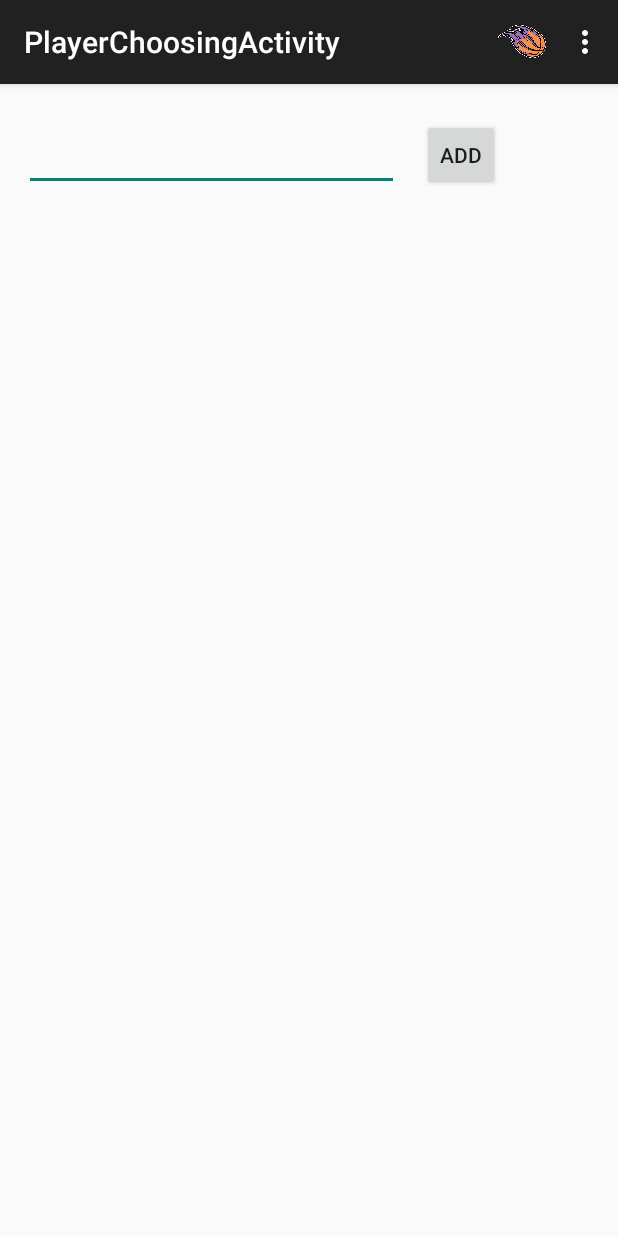
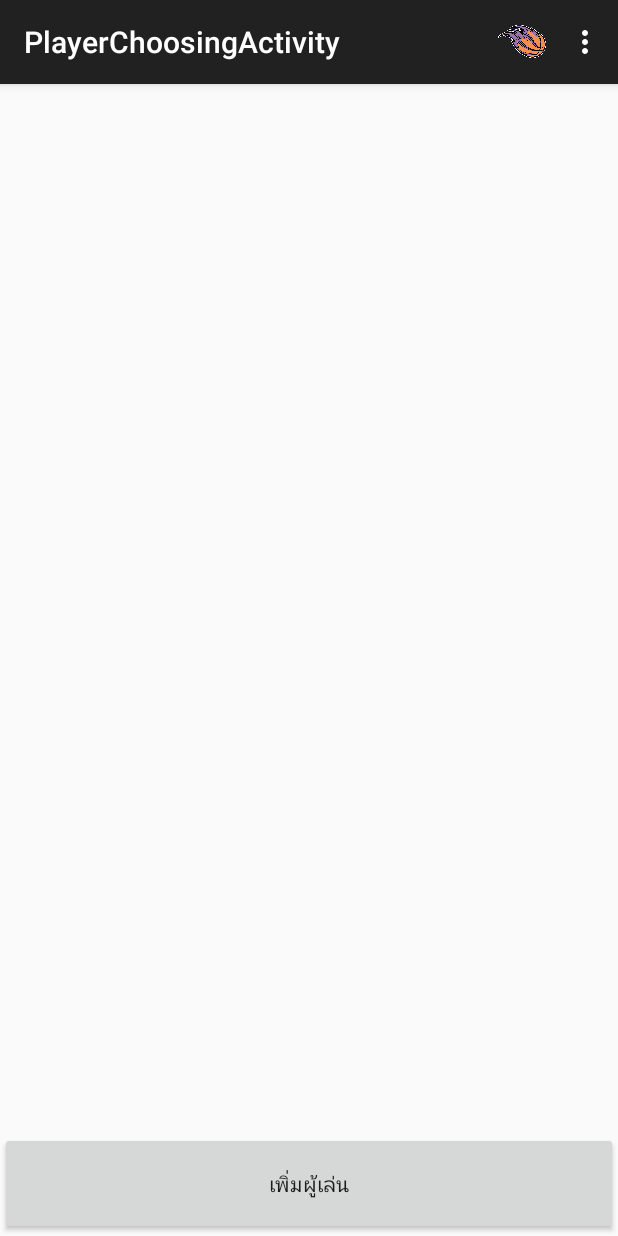
Before and after one commit to Legendaary/Scouter, an Android app: the PlayerChoosingActivity screen opened directly, with no data from a screen before it, on a phone screen of 412 x 824 dp. Run offline under Robolectric (Android 15) with nearby library versions, the light colour scheme and no system bars; 5 statements that could not run were skipped.

Commit message:
PlayerChoosingActivity - Finally works !!

```diff
--- a/BasketballScoutAndroidProject/BasketballScount/app/src/main/AndroidManifest.xml
+++ b/BasketballScoutAndroidProject/BasketballScount/app/src/main/AndroidManifest.xml
@@ -34,7 +34,8 @@
         </activity>
         <activity
             android:name=".PlayerChoosingActivity"
-            android:label="@string/title_activity_player_choosing" >
+            android:label="@string/title_activity_player_choosing"
+            android:windowSoftInputMode="adjustPan" >
         </activity>
         <activity
             android:name=".ManageSchoolInfoActivity"
--- a/BasketballScoutAndroidProject/BasketballScount/app/src/main/java/porcomsci/basketballscout/com/basketballscount/PlayerChoosingListAdapter.java
+++ b/BasketballScoutAndroidProject/BasketballScount/app/src/main/java/porcomsci/basketballscout/com/basketballscount/PlayerChoosingListAdapter.java
@@ -1,13 +1,18 @@
 package porcomsci.basketballscout.com.basketballscount;
 
+import android.app.AlertDialog;
 import android.content.Context;
+import android.content.DialogInterface;
+import android.text.InputType;
 import android.view.LayoutInflater;
 import android.view.View;
 import android.view.ViewGroup;
 import android.widget.ArrayAdapter;
+import android.widget.Button;
 import android.widget.EditText;
 import android.widget.TextView;
 
+import java.sql.SQLException;
 import java.util.ArrayList;
 
 /**
@@ -19,6 +24,8 @@ public class PlayerChoosingListAdapter extends ArrayAdapter<PlayerChoosingItem>
     ArrayList<PlayerChoosingItem> listItem;
 
     private static LayoutInflater inflater = null;
+
+    Button playerNumberButton;
 
     PlayerChoosingListAdapter(Context context, ArrayList<PlayerChoosingItem> listItem)
     {
--- a/BasketballScoutAndroidProject/BasketballScount/app/src/main/res/layout/activity_player_choosing.xml
+++ b/BasketballScoutAndroidProject/BasketballScount/app/src/main/res/layout/activity_player_choosing.xml
@@ -1,39 +1,24 @@
-<RelativeLayout xmlns:android="http://schemas.android.com/apk/res/android"
-    xmlns:tools="http://schemas.android.com/tools" android:layout_width="match_parent"
-    android:layout_height="match_parent" android:paddingLeft="@dimen/activity_horizontal_margin"
-    android:paddingRight="@dimen/activity_horizontal_margin"
-    android:paddingTop="@dimen/activity_vertical_margin"
-    android:paddingBottom="@dimen/activity_vertical_margin"
-    tools:context="porcomsci.basketballscout.com.basketballscount.PlayerChoosingActivity">
+<LinearLayout xmlns:android="http://schemas.android.com/apk/res/android"
+    android:layout_width="match_parent"
+    android:layout_height="match_parent"
+    android:orientation="vertical" >
 
-    <EditText
-        android:layout_width="250dp"
-        android:layout_height="wrap_content"
-        android:id="@+id/player_choosing_editText"
-        android:layout_alignParentTop="true"
-        android:layout_alignParentLeft="true"
-        android:layout_alignParentStart="true"
-        android:layout_marginTop="10dp" />
+    <ListView
+        android:layout_width="wrap_content"
+        android:layout_height="0dp"
+        android:id="@+id/player_choosing_listView"
+        android:layout_weight="1"
+        android:layout_marginTop="5dp"/>
+
 
     <Button
         style="?android:attr/buttonStyleSmall"
-        android:layout_width="wrap_content"
-        android:layout_height="wrap_content"
-        android:text="@string/add"
+        android:layout_width="match_parent"
+        android:layout_height="0dp"
+        android:layout_weight="0.1"
+        android:text="@string/add_new_player_name"
         android:id="@+id/player_choosing_button_add"
-        android:layout_marginLeft="15dp"
-        android:layout_alignBottom="@+id/player_choosing_editText"
-        android:layout_toRightOf="@+id/player_choosing_editText"
-        android:layout_toEndOf="@+id/player_choosing_editText" />
-
-    <ListView
-        android:layout_width="wrap_content"
-        android:layout_height="wrap_content"
-        android:id="@+id/player_choosing_listView"
-        android:layout_below="@+id/player_choosing_editText"
-        android:layout_alignParentLeft="true"
-        android:layout_alignParentStart="true"
-        android:layout_marginTop="15dp"/>
+        android:layout_marginTop="5dp"  />
 
 
-</RelativeLayout>
+</LinearLayout>
--- a/BasketballScoutAndroidProject/BasketballScount/app/src/main/res/values/strings.xml
+++ b/BasketballScoutAndroidProject/BasketballScount/app/src/main/res/values/strings.xml
@@ -29,4 +29,16 @@
     <string name="title_activity_quater_choosing">QuaterChoosingActivity</string>
     <string name="title_activity_quater_menu">QuaterMenuActivity</string>
 
+    <string name="ok">ตกลง</string>
+    <string name="cancel">ยกเลิก</string>
+
+    <!--ManageSchoolInfoActivity-->
+    <string name="edit_school_name">แก้ไขชื่อโรงเรียน</string>
+    <string name="delete_school_name">ลบชื่อโรงเรียน</string>
+    <string name="manage_players">แก้ไขรายชื่อผู้เล่น</string>
+
+    <!--PlayerChoosingActivity-->
+    <string name="add_new_player_name">เพิ่มผู้เล่น</string>
+    <string name="add_new_player_number">ป้อนหมายเลขผู้เล่น</string>
+
 </resources>
```
Also changed, not shown: BasketballScoutAndroidProject/BasketballScount/app/src/main/java/porcomsci/basketballscout/com/basketballscount/EditOrDeleteDialog.java (deleted, +0 -24 lines), BasketballScoutAndroidProject/BasketballScount/app/src/main/java/porcomsci/basketballscout/com/basketballscount/ManageSchoolInfoActivity.java (+37 -27 lines), BasketballScoutAndroidProject/BasketballScount/app/src/main/java/porcomsci/basketballscout/com/basketballscount/PlayerChoosingActivity.java (+29 -19 lines), BasketballScoutAndroidProject/BasketballScount/app/src/main/res/layout/edit_or_delete_dialog.xml (deleted, +0 -20 lines).
